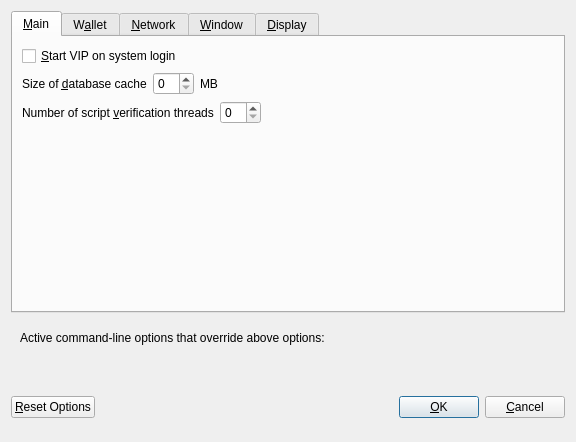
Above: src/qt/forms/optionsdialog.ui from vipcore/VIP-OLD before the change. Below: the same form after it.
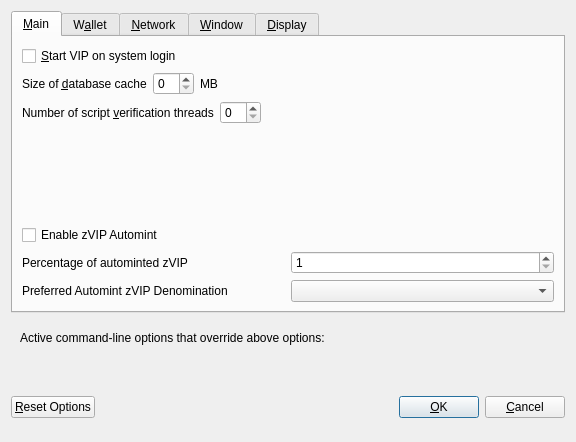
That is the form after the change. The open tabs and pages were chosen to show the change. Custom widgets are drawn as their Qt base class.

What changed in the file:
```diff
--- a/src/qt/forms/optionsdialog.ui
+++ b/src/qt/forms/optionsdialog.ui
@@ -130,11 +130,83 @@
          </property>
         </spacer>
        </item>
+       <item>
+        <widget class="QCheckBox" name="checkBoxZeromintEnable">
+         <property name="toolTip">
+          <string>Enable automatic minting of VIP units to zVIP</string>
+         </property>
+         <property name="layoutDirection">
+          <enum>Qt::LeftToRight</enum>
+         </property>
+         <property name="text">
+          <string>Enable zVIP Automint</string>
+         </property>
+        </widget>
+       </item>
+       <item>
+        <layout class="QHBoxLayout" name="horizontalLayout_3">
+         <item>
+          <widget class="QLabel" name="percentage_label">
+           <property name="toolTip">
+            <string>Percentage of incoming VIP which get automatically converted to zVIP via Zerocoin Protocol (min: 10%)</string>
+           </property>
+           <property name="text">
+            <string>Percentage of autominted zVIP</string>
+           </property>
+          </widget>
+         </item>
+         <item>
+          <widget class="QSpinBox" name="zeromintPercentage">
+           <property name="minimum">
+            <number>1</number>
+           </property>
+           <property name="maximum">
+            <number>100</number>
+           </property>
+          </widget>
+         </item>
+        </layout>
+       </item>
        <item>
         <layout class="QHBoxLayout" name="horizontalLayout" stretch="0,0">
          <property name="sizeConstraint">
           <enum>QLayout::SetFixedSize</enum>
          </property>
+         <item>
+          <widget class="QLabel" name="labelPreferredDenom">
+           <property name="maximumSize">
+            <size>
+             <width>16777215</width>
+             <height>16777215</height>
+            </size>
+           </property>
+           <property name="toolTip">
+            <string>Wait with automatic conversion to Zerocoin until enough VIP for this denomination is available</string>
+           </property>
+           <property name="text">
+            <string>Preferred Automint zVIP Denomination</string>
+           </property>
+          </widget>
+         </item>
+         <item>
+          <widget class="QComboBox" name="preferredDenom">
+           <property name="maximumSize">
+            <size>
+             <width>16777215</width>
+             <height>27</height>
+            </size>
+           </property>
+           <property name="toolTip">
+            <string>Wait with automatic conversion to Zerocoin until enough VIP for this denomination is available</string>
+           </property>
+           <property name="maxVisibleItems">
+            <number>9</number>
+           </property>
+           <property name="maxCount">
+            <number>9</number>
+           </property>
+          </widget>
+         </item>
         </layout>
        </item>
       </layout>
```
Left out of the diff: 69 changed lines with no effect on the pictures.
